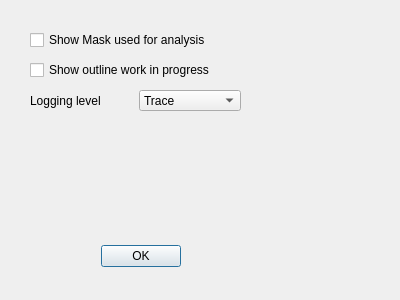
This is settingsdebug.ui in githubdoe/DFTFringe as Qt 5 draws it before an edit. The edited form follows.
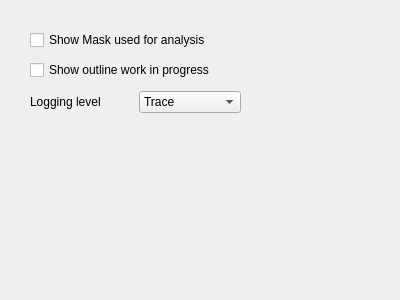
This is the edited form.

Commit message: delete unused OK button

```diff
--- a/settingsdebug.ui
+++ b/settingsdebug.ui
@@ -13,22 +13,6 @@
   <property name="windowTitle">
    <string>Dialog</string>
   </property>
-  <widget class="QDialogButtonBox" name="buttonBox">
-   <property name="geometry">
-    <rect>
-     <x>30</x>
-     <y>240</y>
-     <width>151</width>
-     <height>32</height>
-    </rect>
-   </property>
-   <property name="orientation">
-    <enum>Qt::Horizontal</enum>
-   </property>
-   <property name="standardButtons">
-    <set>QDialogButtonBox::Ok</set>
-   </property>
-  </widget>
   <widget class="QCheckBox" name="checkBox">
    <property name="geometry">
     <rect>
@@ -61,7 +45,7 @@
      <x>30</x>
      <y>90</y>
      <width>211</width>
-     <height>21</height>
+     <height>24</height>
     </rect>
    </property>
    <layout class="QHBoxLayout" name="horizontalLayout">
@@ -75,7 +59,7 @@
     <item>
      <widget class="QComboBox" name="logLevelComboBox">
       <property name="currentText">
-       <string>Info</string>
+       <string>Trace</string>
       </property>
       <item>
        <property name="text">
```
Left out of the diff: 35 changed lines with no effect on the pictures.
